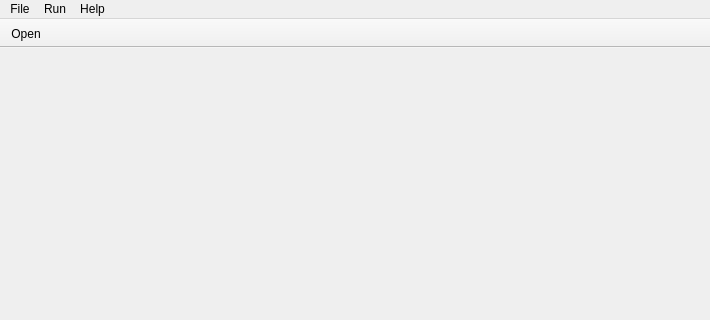
Above: lib/gui/lib/MainWindow/MainWindow.ui from F8LEFT/ART before the change; both pictures show x 0 to 710 and y 0 to 320 of the 710 by 462 pixel window. Below: the same form after it.
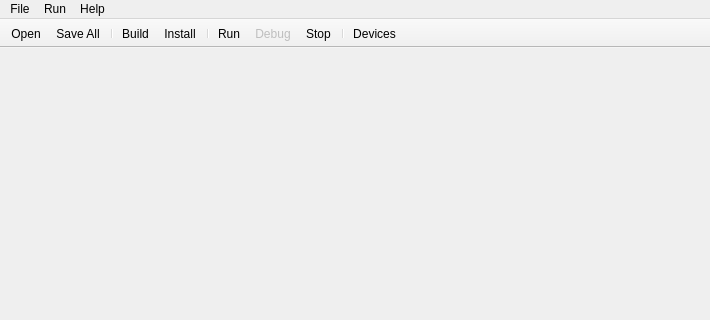
That is the form after the change. Icons and pictures are not drawn.

Commit message: add SaveAll CloseProject in MainWindow

Patch:
```diff
--- a/lib/gui/lib/MainWindow/MainWindow.ui
+++ b/lib/gui/lib/MainWindow/MainWindow.ui
@@ -72,6 +72,16 @@
     <bool>false</bool>
    </attribute>
    <addaction name="actionOpen"/>
+   <addaction name="actionSave_All"/>
+   <addaction name="separator"/>
+   <addaction name="actionBuild"/>
+   <addaction name="actionInstall"/>
+   <addaction name="separator"/>
+   <addaction name="actionRun"/>
+   <addaction name="actionDebug"/>
+   <addaction name="actionStop"/>
+   <addaction name="separator"/>
+   <addaction name="actionDevices"/>
   </widget>
   <widget class="QStatusBar" name="statusBar"/>
   <widget class="QToolBar" name="cmdBar">
@@ -126,6 +136,13 @@
    </property>
   </action>
   <action name="actionDebug">
+   <property name="enabled">
+    <bool>false</bool>
+   </property>
+   <property name="icon">
+    <iconset resource="../../ART.qrc">
+     <normaloff>:/images/debug.png</normaloff>:/images/debug.png</iconset>
+   </property>
    <property name="text">
     <string>Debug</string>
    </property>
@@ -145,6 +162,23 @@
     <string>Restart adb</string>
    </property>
   </action>
+  <action name="actionClose_Project">
+   <property name="text">
+    <string>Close Project</string>
+   </property>
+  </action>
+  <action name="actionSave_All">
+   <property name="icon">
+    <iconset resource="../../ART.qrc">
+     <normaloff>:/images/save.png</normaloff>:/images/save.png</iconset>
+   </property>
+   <property name="text">
+    <string>Save All</string>
+   </property>
+   <property name="shortcut">
+    <string>Ctrl+S</string>
+   </property>
+  </action>
  </widget>
  <layoutdefault spacing="6" margin="11"/>
  <resources>
```
Left out of the diff: 42 changed lines with no effect on the pictures. The commit also changes 2 other files.
